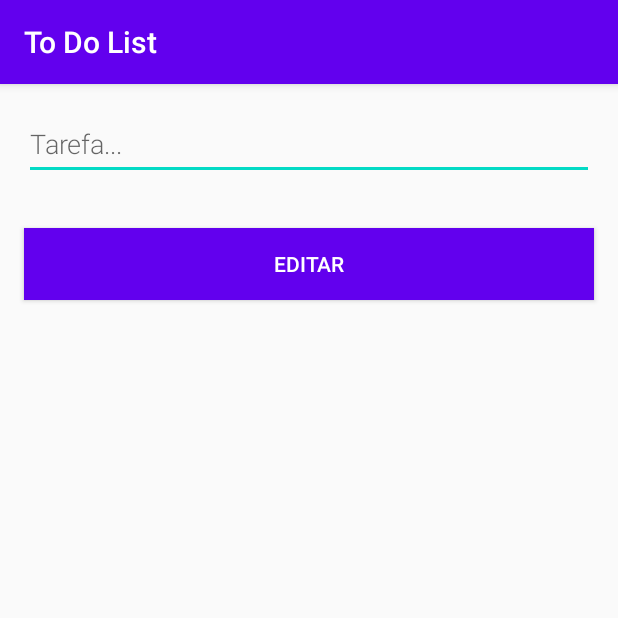
After one commit to Eduardo-Vieira/ToDoList, an Android app: the EditFormActivity screen opened directly, with no data from a screen before it, on a phone screen of 412 x 824 dp, the top half of it. The commit adds this screen. Run offline under Robolectric (Android 15) with nearby library versions, the phone set to English and light mode, and no system bars.

Commit message:
Add editar

```diff
--- a/app/src/main/AndroidManifest.xml
+++ b/app/src/main/AndroidManifest.xml
@@ -10,7 +10,8 @@
         android:roundIcon="@mipmap/ic_launcher_round"
         android:supportsRtl="true"
         android:theme="@style/AppTheme">
-        <activity android:name=".view.FormActivity"></activity>
+        <activity android:name=".view.EditFormActivity"></activity>
+        <activity android:name=".view.NewFormActivity" />
         <activity android:name=".view.MainActivity">
             <intent-filter>
                 <action android:name="android.intent.action.MAIN" />
--- a/app/src/main/java/com/example/todolist/db/model/ToDo.kt
+++ b/app/src/main/java/com/example/todolist/db/model/ToDo.kt
@@ -4,8 +4,10 @@ import androidx.room.ColumnInfo
 import androidx.room.Entity
 import androidx.room.PrimaryKey
 
+import java.io.Serializable
+
 @Entity
 data class ToDo(
     @PrimaryKey(autoGenerate = true) val uid: Int?,
-    @ColumnInfo(name = "task") val task: String?
-)
+    @ColumnInfo(name = "task") var task: String?
+):Serializable
--- /dev/null
+++ b/app/src/main/java/com/example/todolist/view/EditFormActivity.kt
@@ -0,0 +1,47 @@
+package com.example.todolist.view
+
+import android.app.Activity
+import android.content.Intent
+import androidx.appcompat.app.AppCompatActivity
+import android.os.Bundle
+import android.text.TextUtils
+import android.widget.Toast
+import com.example.todolist.R
+import com.example.todolist.db.Repository
+import com.example.todolist.db.model.ToDo
+import kotlinx.android.synthetic.main.activity_form.*
+import org.koin.android.ext.android.inject
+
+class EditFormActivity : AppCompatActivity() {
+
+    private val db: Repository by inject()
+
+    private lateinit var data:ToDo
+
+    override fun onCreate(savedInstanceState: Bundle?) {
+        super.onCreate(savedInstanceState)
+        setContentView(R.layout.activity_edit_form)
+
+        val dataExtra = intent
+        if(dataExtra.hasExtra("ToDo")){
+            val data = dataExtra.getSerializableExtra("ToDo") as ToDo
+            edit_Task.setText(data.task)
+        }
+
+        button_save.setOnClickListener {
+            val replyIntent = Intent()
+            if (TextUtils.isEmpty(edit_Task.text)) {
+                setResult(Activity.RESULT_CANCELED, replyIntent)
+            } else {
+                val task = edit_Task.text.toString()
+                replyIntent.putExtra(EXTRA_REPLY, task)
+                setResult(Activity.RESULT_OK, replyIntent)
+            }
+            finish()
+        }
+    }
+
+    companion object {
+        const val EXTRA_REPLY = "com.example.android.todolist.REPLY"
+    }
+}
--- a/app/src/main/java/com/example/todolist/view/FormActivity.kt
+++ b/app/src/main/java/com/example/todolist/view/NewFormActivity.kt
@@ -8,7 +8,7 @@ import androidx.appcompat.app.AppCompatActivity
 import com.example.todolist.R
 import kotlinx.android.synthetic.main.activity_form.*
 
-class FormActivity : AppCompatActivity() {
+class NewFormActivity : AppCompatActivity() {
 
     override fun onCreate(savedInstanceState: Bundle?) {
         super.onCreate(savedInstanceState)
--- a/app/src/main/java/com/example/todolist/view/OnRemoveClickListener.kt
+++ b/app/src/main/java/com/example/todolist/view/OnClickListener.kt
@@ -2,6 +2,6 @@ package com.example.todolist.view
 
 import com.example.todolist.db.model.ToDo
 
-interface OnRemoveClickListener {
+interface OnClickListener {
     fun onItemClick( item: ToDo?, posicao:Int)
 }
--- /dev/null
+++ b/app/src/main/res/layout/activity_edit_form.xml
@@ -0,0 +1,30 @@
+<?xml version="1.0" encoding="utf-8"?>
+<LinearLayout xmlns:android="http://schemas.android.com/apk/res/android"
+    xmlns:app="http://schemas.android.com/apk/res-auto"
+    xmlns:tools="http://schemas.android.com/tools"
+    android:layout_width="match_parent"
+    android:layout_height="match_parent"
+    android:orientation="vertical"
+    tools:context=".view.EditFormActivity">
+
+    <EditText
+        android:id="@+id/edit_Task"
+        android:layout_width="match_parent"
+        android:layout_height="wrap_content"
+        android:minHeight="@dimen/min_height"
+        android:fontFamily="sans-serif-light"
+        android:hint="@string/hint_task"
+        android:inputType="textAutoComplete"
+        android:layout_margin="@dimen/big_padding"
+        android:textSize="18sp" />
+
+    <Button
+        android:id="@+id/button_save"
+        android:layout_width="match_parent"
+        android:layout_height="wrap_content"
+        android:layout_margin="@dimen/big_padding"
+        android:background="@color/colorPrimary"
+        android:text="@string/button_edit"
+        android:textColor="@color/colcorWhite" />
+
+</LinearLayout>
--- a/app/src/main/res/values/strings.xml
+++ b/app/src/main/res/values/strings.xml
@@ -3,6 +3,7 @@
 
     <string name="hint_task">Tarefa...</string>
     <string name="button_save">Adicionar</string>
+    <string name="button_edit">Editar</string>
     <string name="empty_not_saved">Tarefa não salva porque está vazia.</string>
     <string name="delete_task">Tarefa deletada da lista.</string>
 
```
Also changed, not shown: app/src/main/java/com/example/todolist/db/Repository.kt (+11 -0 lines), app/src/main/java/com/example/todolist/db/dao/ToDoDao.kt (+4 -4 lines), app/src/main/java/com/example/todolist/view/AdapterListToDo.kt (+14 -7 lines), app/src/main/java/com/example/todolist/view/MainActivity.kt (+32 -9 lines), app/src/main/res/layout/view_item_todo.xml (+14 -1 lines).
